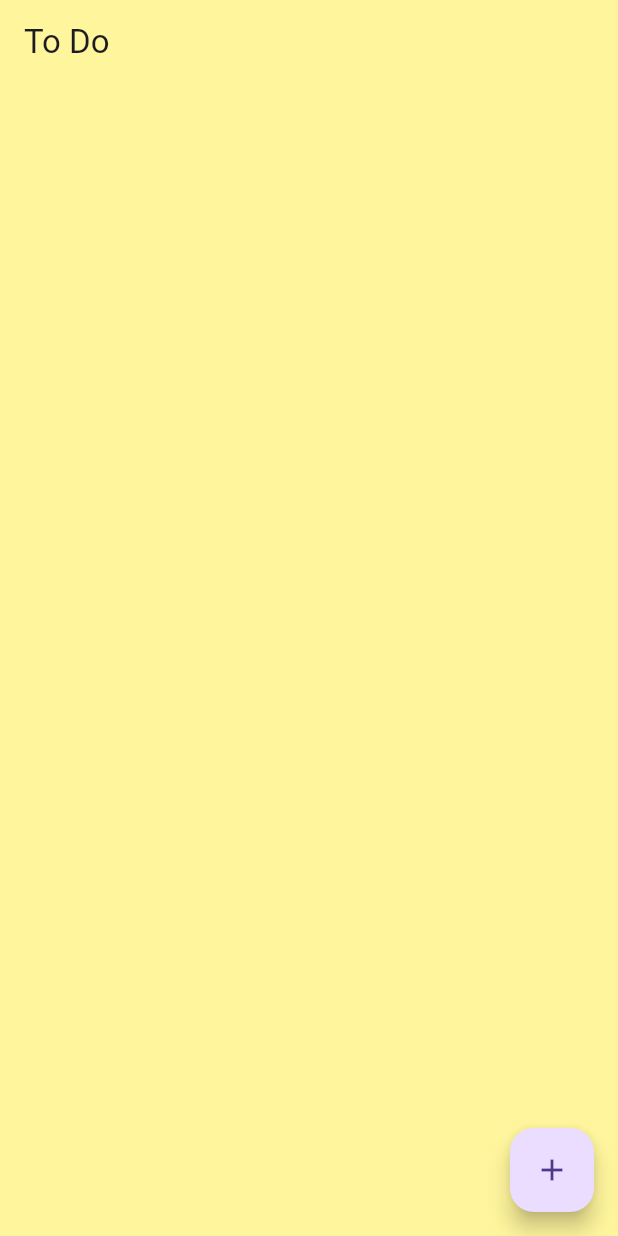
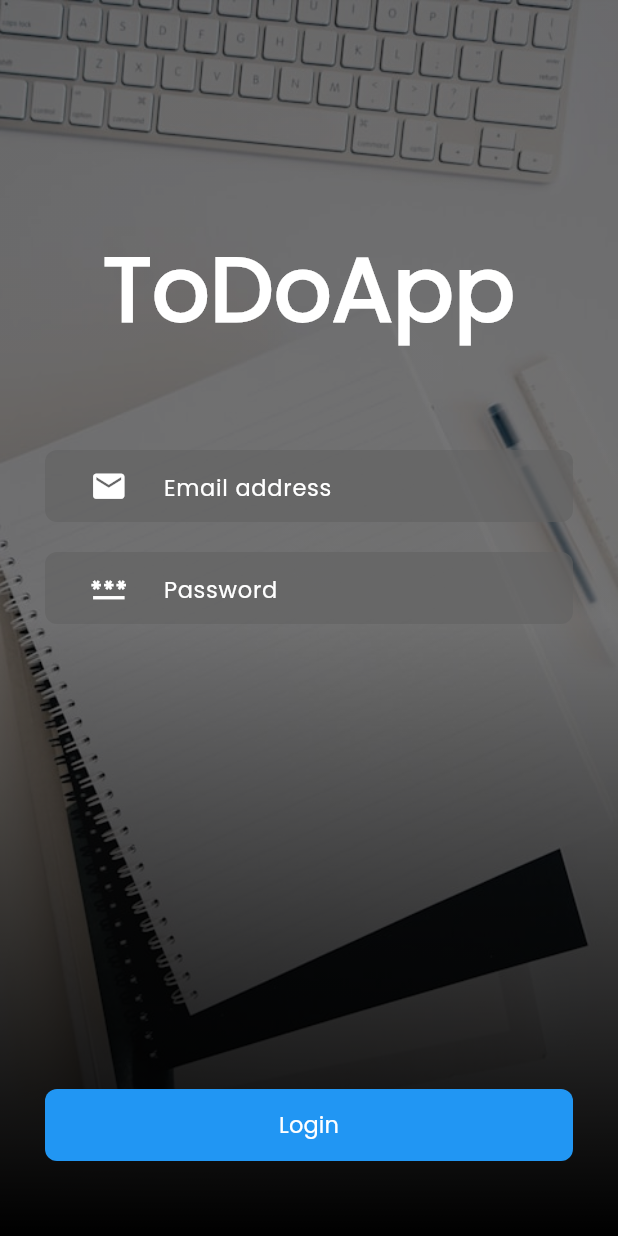
Before and after one commit to DrkDsk/ToDoApp-Flutter, a Flutter app: the screen it shows after launch, on a phone screen of 412 x 824 dp. Run offline on Flutter 3.47's test engine with Material 3 defaults, Android fonts, the phone set to English and light mode, and no system bars; our stand-ins replace flutter_slidable, hive, hive_flutter; accounts and stored records are empty.

Commit message:
diseño login terminado

```diff
--- a/lib/main.dart
+++ b/lib/main.dart
@@ -1,12 +1,11 @@
 import 'package:flutter/material.dart';
 import 'package:hive_flutter/adapters.dart';
-import 'package:to_do_app/ui/home_page.dart';
+import 'package:to_do_app/ui/screens/login.dart';
 import 'package:to_do_app/utils/box.dart';
 
 void main() async {
   await Hive.initFlutter();
-
-  var box = await Hive.openBox(boxName);
+  await Hive.openBox(boxName);
 
   runApp(const MyApp());
 }
@@ -19,9 +18,12 @@ class MyApp extends StatelessWidget {
   @override
   Widget build(BuildContext context) {
     return MaterialApp(
-      theme: ThemeData(primaryColor: Colors.yellow),
+      theme: ThemeData(
+        primaryColor: Colors.yellow,
+        fontFamily: 'Poppins'
+      ),
       debugShowCheckedModeBanner: false,
-      home: const HomePage(),
+      home: const LoginScreen(),
     );
   }
 }
--- /dev/null
+++ b/lib/ui/screens/login.dart
@@ -0,0 +1,155 @@
+import 'package:flutter/cupertino.dart';
+import 'package:flutter/material.dart';
+import 'package:to_do_app/ui/styles.dart';
+import 'package:to_do_app/ui/widgets/background_image.dart';
+
+class LoginScreen extends StatelessWidget {
+  const LoginScreen({super.key});
+
+  @override
+  Widget build(BuildContext context) {
+    return Stack(
+      children: [
+         const BackgroundImage(),
+        Scaffold(
+          backgroundColor: Colors.transparent,
+          body: SafeArea(
+            child: Column(
+              children: [
+                const SizedBox(height: 150),
+                SizedBox(
+                  height: 150,
+                  child: Text(
+                    "ToDoApp",
+                    style: headingTextStyle,
+                  ),
+                ),
+                Expanded(
+                  child: Container(
+                    margin: const EdgeInsets.symmetric(horizontal: 30),
+                    child: Column(
+                      children: [
+                        const TextInput(
+                          hintText: 'Email address',
+                          iconData: Icons.email,
+                          textInputType: TextInputType.emailAddress,
+                        ),
+                        const SizedBox(height: 20),
+                        const PasswordInput(
+                          hintText: 'Password',
+                          iconData: Icons.password,
+                        ),
+                        const Spacer(),
+                        Container(
+                          width: double.infinity,
+                          decoration: BoxDecoration(
+                            color: Colors.blue,
+                            borderRadius: BorderRadius.circular(8)
+                          ),
+                          child: MaterialButton(
+                            onPressed: () {},
+                            child: Text(
+                              "Login",
+                              style: bodyTextStyle,
+                            ),
+                          ),
+                        ),
+                        const SizedBox(height: 50)
+                      ],
+                    ),
+                  ),
+                )
+              ],
+            ),
+          ),
+        )
+      ],
+    );
+  }
+}
+
+class TextInput extends StatelessWidget {
+
+  final String hintText;
+  final IconData iconData;
+  final TextInputType textInputType;
+
+  const TextInput({
+    super.key,
+    required this.hintText,
+    required this.iconData,
+    required this.textInputType,
+  });
+
+  @override
+  Widget build(BuildContext context) {
+    return Container(
+      decoration: BoxDecoration(
+        color: Colors.grey[700]?.withOpacity(0.6),
+        borderRadius: BorderRadius.circular(8)
+      ),
+      child: Padding(
+        padding: const EdgeInsets.symmetric(horizontal: 10),
+        child: TextField(
+          decoration: InputDecoration(
+            border: InputBorder.none,
+            hintText: hintText,
+            prefixIcon: Padding(
+              padding: const EdgeInsets.symmetric(horizontal: 20),
+              child: Icon(
+                iconData,
+                size: 25,
+                color: Colors.white,
+              ),
+            ),
+            hintStyle: bodyTextStyle
+          ),
+          style: inputTextStyle,
+          keyboardType: textInputType,
+        ),
+      ),
+    );
+  }
+}
+
+class PasswordInput extends StatelessWidget {
+
+  final String hintText;
+  final IconData iconData;
+
+  const PasswordInput({
+    super.key,
+    required this.hintText,
+    required this.iconData,
+  });
+
+  @override
+  Widget build(BuildContext context) {
+    return Container(
+      decoration: BoxDecoration(
+          color: Colors.grey[700]?.withOpacity(0.6),
+          borderRadius: BorderRadius.circular(8)
+      ),
+      child: Padding(
+        padding: const EdgeInsets.symmetric(horizontal: 10),
+        child: TextField(
+          decoration: InputDecoration(
+              border: InputBorder.none,
+              hintText: hintText,
+              prefixIcon: Padding(
+                padding: const EdgeInsets.symmetric(horizontal: 20),
+                child: Icon(
+                  iconData,
+                  size: 25,
+                  color: Colors.white,
+                ),
+              ),
+              hintStyle: bodyTextStyle
+          ),
+          style: inputTextStyle,
+          obscureText: true,
+        ),
+      ),
+    );
+  }
+}
--- /dev/null
+++ b/lib/ui/styles.dart
@@ -0,0 +1,18 @@
+import 'package:flutter/material.dart';
+
+TextStyle headingTextStyle = const TextStyle(
+    fontSize: 60,
+    fontWeight: FontWeight.bold,
+    color: Colors.white
+);
+
+TextStyle bodyTextStyle = const TextStyle(
+    fontSize: 15,
+    fontWeight: FontWeight.w500,
+    color: Colors.white
+);
+
+TextStyle inputTextStyle = const TextStyle(
+    color: Colors.white,
+    fontSize: 20,
+);
--- /dev/null
+++ b/lib/ui/widgets/background_image.dart
@@ -0,0 +1,27 @@
+import 'package:flutter/material.dart';
+
+class BackgroundImage extends StatelessWidget {
+  const BackgroundImage({
+    super.key,
+  });
+
+  @override
+  Widget build(BuildContext context) {
+    return ShaderMask(
+      shaderCallback: (bounds) => const LinearGradient(
+        colors: [Colors.black, Colors.black12],
+        begin: Alignment.bottomCenter,
+        end: Alignment.center,
+      ).createShader(bounds), blendMode: BlendMode.darken,
+      child: Container(
+        decoration: const BoxDecoration(
+            image: DecorationImage(
+                image: AssetImage("images/notes_bg.jpg"),
+                fit: BoxFit.cover,
+                colorFilter: ColorFilter.mode(Colors.black45, BlendMode.darken)
+            )
+        ),
+      ),
+    );
+  }
+}
```
Also changed, not shown: pubspec.yaml (+7 -2 lines), assets/fonts/Poppins/Poppins-Regular.ttf (added), images/notes_bg.jpg (added), lib/ui/screens/home_page.dart (renamed from lib/ui/home_page.dart).
